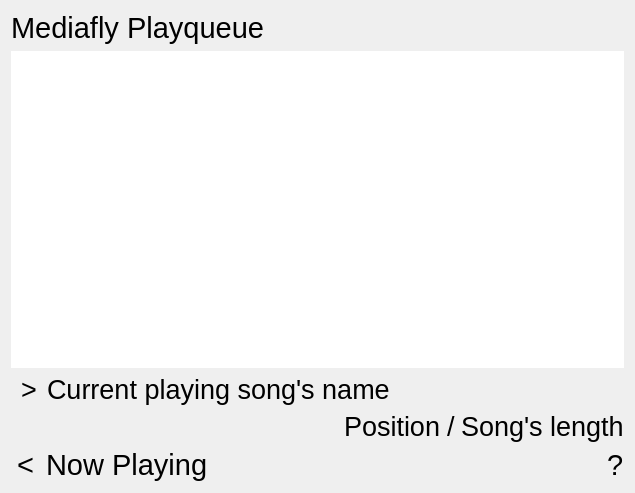
The window that mediaflyplayer/forms/MediaflyPlayqueue.ui (tex/mediafly) describes before a commit, drawn with Qt 5.
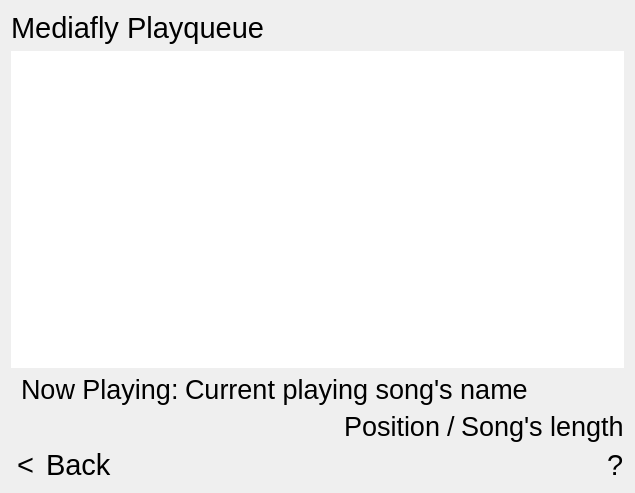
The same window after the commit. Custom widgets are drawn as their Qt base class.

Commit message: Replace 'Now playing' with more clear 'Back' label. Add 'Now playing:' label before label displaying current episode's name.

Diff of the .ui file:
```diff
--- a/mediaflyplayer/forms/MediaflyPlayqueue.ui
+++ b/mediaflyplayer/forms/MediaflyPlayqueue.ui
@@ -66,25 +66,13 @@
          <verstretch>0</verstretch>
         </sizepolicy>
        </property>
-       <property name="minimumSize" >
-        <size>
-         <width>30</width>
-         <height>0</height>
-        </size>
-       </property>
-       <property name="maximumSize" >
-        <size>
-         <width>30</width>
-         <height>16777215</height>
-        </size>
-       </property>
        <property name="font" >
         <font>
          <pointsize>20</pointsize>
         </font>
        </property>
        <property name="text" >
-        <string>></string>
+        <string>Now Playing:</string>
        </property>
        <property name="indent" >
         <number>10</number>
@@ -218,7 +206,7 @@
       </font>
      </property>
      <property name="text" >
-      <string>Now Playing</string>
+      <string>Back</string>
      </property>
     </widget>
    </item>
```
